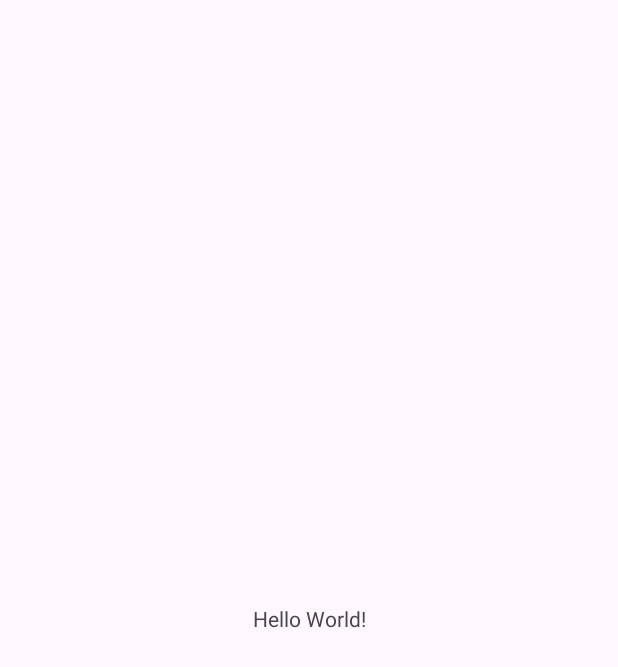
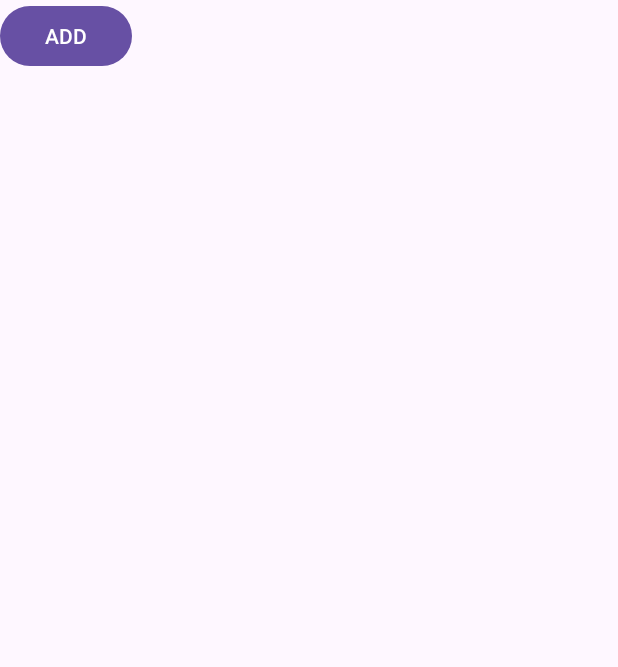
Before and after one commit to muhfajrisbir/Team1-LibbyApp, an Android app: the screen it shows after launch (MainActivity), on a phone screen of 412 x 824 dp. Before the commit the part shown is almost empty. Shown: the top 667 px of the screen. Run offline under Robolectric (Android 15) with nearby library versions, the light colour scheme and no system bars.

Commit message:
Baru Mulai

```diff
--- a/app/src/main/res/layout/activity_main.xml
+++ b/app/src/main/res/layout/activity_main.xml
@@ -6,13 +6,11 @@
     android:layout_height="match_parent"
     tools:context=".MainActivity">
 
-    <TextView
+    <Button
+        android:id="@+id/button"
         android:layout_width="wrap_content"
         android:layout_height="wrap_content"
-        android:text="Hello World!"
-        app:layout_constraintBottom_toBottomOf="parent"
-        app:layout_constraintEnd_toEndOf="parent"
-        app:layout_constraintStart_toStartOf="parent"
-        app:layout_constraintTop_toTopOf="parent" />
-
+        android:text="ADD"
+        tools:layout_editor_absoluteX="160dp"
+        tools:layout_editor_absoluteY="341dp" />
 </androidx.constraintlayout.widget.ConstraintLayout>
```
